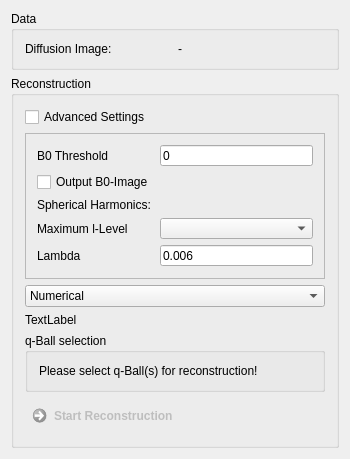
Above: Plugins/org.mitk.gui.qt.diffusionimaging/src/internal/QmitkQBallReconstructionViewControls.ui from MITK/MITK before the change. Below: the same form after it.
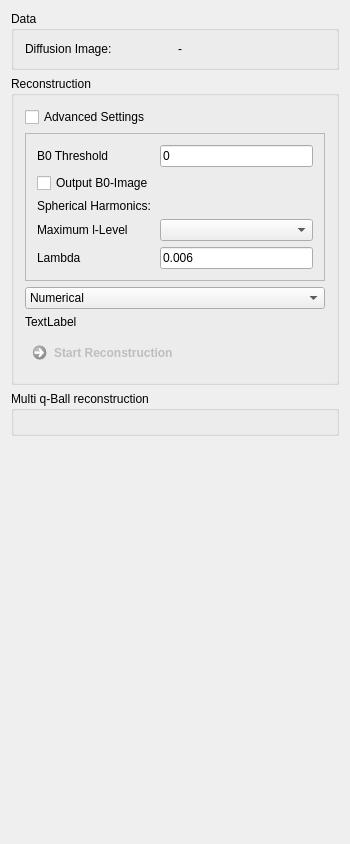
That is the form after the change.

Diff of the .ui file:
```diff
--- a/Plugins/org.mitk.gui.qt.diffusionimaging/src/internal/QmitkQBallReconstructionViewControls.ui
+++ b/Plugins/org.mitk.gui.qt.diffusionimaging/src/internal/QmitkQBallReconstructionViewControls.ui
@@ -7,7 +7,7 @@
     <x>0</x>
     <y>0</y>
     <width>350</width>
-    <height>424</height>
+    <height>844</height>
    </rect>
   </property>
   <property name="minimumSize">
@@ -215,25 +215,6 @@
         </property>
        </widget>
       </item>
-      <item>
-       <widget class="QGroupBox" name="m_QBallSelectionBox">
-        <property name="enabled">
-         <bool>true</bool>
-        </property>
-        <property name="title">
-         <string>q-Ball selection</string>
-        </property>
-        <layout class="QVBoxLayout" name="verticalLayout_2">
-         <item>
-          <widget class="QLabel" name="label_3">
-           <property name="text">
-            <string>Please select q-Ball(s) for reconstruction!</string>
-           </property>
-          </widget>
-         </item>
-        </layout>
-       </widget>
-      </item>
       <item>
        <widget class="QCommandLinkButton" name="m_ButtonStandard">
         <property name="enabled">
@@ -256,6 +237,23 @@
      </layout>
     </widget>
    </item>
+   <item>
+    <widget class="QGroupBox" name="m_QBallSelectionBox">
+     <property name="enabled">
+      <bool>true</bool>
+     </property>
+     <property name="layoutDirection">
+      <enum>Qt::LeftToRight</enum>
+     </property>
+     <property name="autoFillBackground">
+      <bool>false</bool>
+     </property>
+     <property name="title">
+      <string>Multi q-Ball reconstruction</string>
+     </property>
+     <layout class="QVBoxLayout" name="verticalLayout_2"/>
+    </widget>
+   </item>
    <item>
     <spacer name="verticalSpacer">
      <property name="orientation">
```
